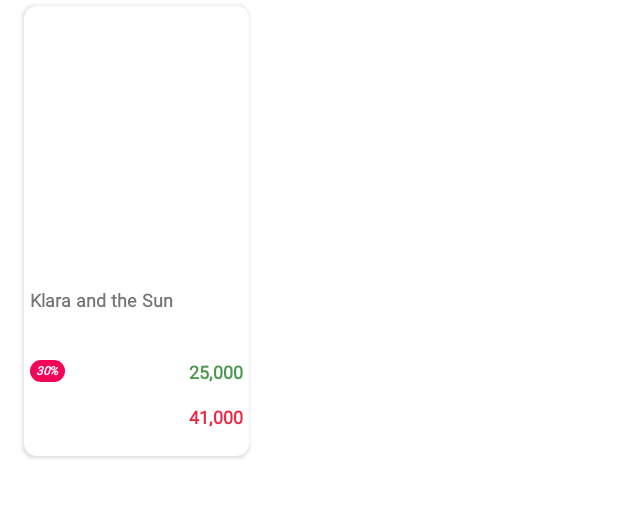
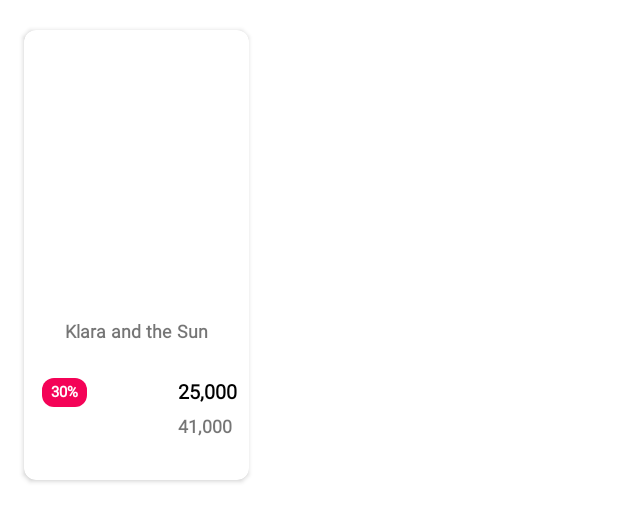
Before and after one commit to mamad2050/BookShop, an Android app: the layout item_book_offer.xml on its own in the app's theme, with its tools: preview values and no code run, on a phone screen of 412 x 824 dp. Shown: the top 522 px of the screen. Run offline under Robolectric (Android 15) with nearby library versions, the phone set to English and light mode, and no system bars; network calls fail.

Commit message:
improvement bookOffers part UI

```diff
--- a/app/src/main/java/com/example/bookshop/Adapter/BookOfferAdapter.java
+++ b/app/src/main/java/com/example/bookshop/Adapter/BookOfferAdapter.java
@@ -1,5 +1,6 @@
 package com.example.bookshop.Adapter;
 
+import android.annotation.SuppressLint;
 import android.content.Context;
 import android.text.SpannableString;
 import android.text.Spanned;
@@ -14,19 +15,19 @@ import androidx.annotation.NonNull;
 import androidx.recyclerview.widget.RecyclerView;
 
 import com.bumptech.glide.Glide;
+import com.example.bookshop.Global.DecimalFormatter;
 import com.example.bookshop.Model.Offer;
 import com.example.bookshop.Model.BookOffer;
 import com.example.bookshop.Model.FirstItemOffer;
 import com.example.bookshop.R;
 import com.squareup.picasso.Picasso;
 
-import java.text.DecimalFormat;
 import java.util.List;
 
 
 public class BookOfferAdapter extends RecyclerView.Adapter<RecyclerView.ViewHolder> {
 
-     Context context;
+    Context context;
     List<Offer> data;
 
     public BookOfferAdapter(Context context, List<Offer> data) {
@@ -78,7 +79,7 @@ public class BookOfferAdapter extends RecyclerView.Adapter<RecyclerView.ViewHold
     }
 
     /*View Holder For First Item RecyclerView*/
-    public  class FirstItemViewHolder extends RecyclerView.ViewHolder {
+    public class FirstItemViewHolder extends RecyclerView.ViewHolder {
 
         ImageView img_firstAmazing;
         TextView txt_title_firstAmazing;
@@ -94,7 +95,7 @@ public class BookOfferAdapter extends RecyclerView.Adapter<RecyclerView.ViewHold
         public void setFirstItem(FirstItemOffer firstItemOffer) {
 
             txt_title_firstAmazing.setText(firstItemOffer.getTitle());
-            Picasso.get().load(firstItemOffer.getLink_img()).into(img_firstAmazing);
+            Picasso.get().load(R.drawable.offers).into(img_firstAmazing);
 
         }
 
@@ -102,7 +103,7 @@ public class BookOfferAdapter extends RecyclerView.Adapter<RecyclerView.ViewHold
 
 
     /*View Holder for Book Offer */
-    public  class BookOfferViewHolder extends RecyclerView.ViewHolder {
+    public class BookOfferViewHolder extends RecyclerView.ViewHolder {
         TextView txt_discount, txt_price, txt_bookName, txt_final_price;
         ImageView img_book;
 
@@ -116,20 +117,25 @@ public class BookOfferAdapter extends RecyclerView.Adapter<RecyclerView.ViewHold
             img_book = itemView.findViewById(R.id.item_book_offer_img);
         }
 
+        @SuppressLint("SetTextI18n")
         public void setBookOfferItems(BookOffer bookOffer) {
 
-
-            DecimalFormat decimalFormat = new DecimalFormat("###,###");
-            String price = decimalFormat.format(Integer.valueOf(bookOffer.getPrice()));
             txt_bookName.setText(bookOffer.getName());
 
-            txt_discount.setText(bookOffer.getDiscount() + "%");
-            txt_final_price.setText(bookOffer.getFinal_price());
 
-            SpannableString spannableString = new SpannableString(price);
-            spannableString.setSpan(new StrikethroughSpan(),0,bookOffer.getPrice().length(), Spanned.SPAN_EXCLUSIVE_EXCLUSIVE);
+            int discount = Integer.parseInt(bookOffer.getDiscount());
+            txt_discount.setText(DecimalFormatter.formatted(discount)+"%");
+
+            /*set Final Price*/
+            int finalPrice = Integer.parseInt(bookOffer.getFinal_price());
+            txt_final_price.setText(DecimalFormatter.formatted(finalPrice) + " تومان");
+
+
+            /*Scratch Original Price*/
+            int price = Integer.parseInt(bookOffer.getPrice());
+            SpannableString spannableString = new SpannableString(DecimalFormatter.formatted(price));
+            spannableString.setSpan(new StrikethroughSpan(), 0, bookOffer.getPrice().length(), Spanned.SPAN_EXCLUSIVE_EXCLUSIVE);
             txt_price.setText(spannableString);
-
 
             Glide.with(context).load(bookOffer.getLink_img()).into(img_book);
 
--- /dev/null
+++ b/app/src/main/java/com/example/bookshop/Global/DecimalFormatter.java
@@ -0,0 +1,13 @@
+package com.example.bookshop.Global;
+
+import java.text.DecimalFormat;
+
+public class DecimalFormatter {
+
+    public static String formatted(int number){
+
+        DecimalFormat decimalFormat = new DecimalFormat("###,###");
+        return decimalFormat.format(number);
+
+    }
+}
--- a/app/src/main/res/drawable/bg_txt_value_off.xml
+++ b/app/src/main/res/drawable/bg_txt_discount.xml
@@ -4,6 +4,8 @@
     <solid android:color="@color/colorPrimary" />
     <padding
         android:left="4dp"
+        android:top="1dp"
+        android:bottom="1dp"
         android:right="4dp"/>
 
     <corners android:radius="8dp" />
--- a/app/src/main/res/layout/item_book_offer.xml
+++ b/app/src/main/res/layout/item_book_offer.xml
@@ -1,13 +1,12 @@
 <?xml version="1.0" encoding="utf-8"?>
-<androidx.cardview.widget.CardView
-    xmlns:android="http://schemas.android.com/apk/res/android"
+<androidx.cardview.widget.CardView xmlns:android="http://schemas.android.com/apk/res/android"
     xmlns:app="http://schemas.android.com/apk/res-auto"
     xmlns:tools="http://schemas.android.com/tools"
     android:layout_width="150dp"
     android:layout_height="300dp"
     android:layout_marginStart="16dp"
-    android:layout_marginTop="4dp"
-    android:layout_marginBottom="4dp"
+    android:layout_marginTop="20dp"
+    android:layout_marginBottom="20dp"
     android:textDirection="locale"
     app:cardCornerRadius="8dp">
 
@@ -30,38 +29,36 @@
             android:layout_width="match_parent"
             android:layout_height="40dp"
             android:layout_below="@id/item_book_offer_img"
-            android:layout_marginTop="8dp"
+            android:layout_marginStart="8dp"
+            android:layout_marginTop="4dp"
+            android:layout_marginEnd="8dp"
+            android:gravity="center"
             android:maxLines="2"
-            android:layout_marginLeft="4dp"
-            android:layout_marginRight="4dp"
             tools:text="Klara and the Sun" />
 
         <TextView
-
             android:id="@+id/item_book_offer_discount_txt"
-            style="@style/valueOfferTextViewStyle"
-            android:layout_width="wrap_content"
+            android:layout_width="30dp"
             android:layout_height="wrap_content"
             android:layout_below="@id/item_book_offer_bookName_txt"
             android:layout_alignParentStart="true"
+            android:layout_marginStart="12dp"
             android:layout_marginTop="10dp"
-            android:layout_marginLeft="4dp"
-            android:layout_marginRight="4dp"
-            android:background="@drawable/bg_txt_value_off"
-            android:textStyle="bold|italic"
+            android:background="@drawable/bg_txt_discount"
+           style="@style/discountStyle"
             tools:text="30%" />
 
         <TextView
+
+            android:id="@+id/item_book_offer_finalPrice_txt"
             android:layout_width="wrap_content"
-            android:id="@+id/item_book_offer_finalPrice_txt"
             android:layout_height="wrap_content"
             android:layout_below="@id/item_book_offer_bookName_txt"
             android:layout_alignParentEnd="true"
             android:layout_marginTop="8dp"
-            android:layout_marginLeft="4dp"
-            android:layout_marginRight="4dp"
-            android:textColor="@color/bookPriceColor"
-            android:textSize="12sp"
+            android:layout_marginEnd="8dp"
+           android:textColor="@color/black"
+            android:textSize="13sp"
             android:textStyle="bold"
             tools:text="25,000" />
 
@@ -71,11 +68,9 @@
             android:layout_width="wrap_content"
             android:layout_height="wrap_content"
             android:layout_below="@id/item_book_offer_finalPrice_txt"
+            android:layout_alignStart="@id/item_book_offer_finalPrice_txt"
             android:layout_alignParentEnd="true"
-            android:layout_marginTop="8dp"
-            android:layout_marginLeft="4dp"
-            android:layout_marginRight="4dp"
-            android:textColor="#ED2341"
+            android:layout_marginEnd="8dp"
             android:textSize="12sp"
             android:textStyle="bold"
             tools:text="41,000" />
--- a/app/src/main/res/layout/item_first_item_offer.xml
+++ b/app/src/main/res/layout/item_first_item_offer.xml
@@ -4,9 +4,8 @@
     xmlns:tools="http://schemas.android.com/tools"
     android:layout_width="150dp"
     android:layout_height="300dp"
-    android:layout_marginEnd="16dp"
+    android:layout_marginStart="20dp"
     android:layout_marginTop="4dp"
-
     android:background="@color/colorPrimary">
 
     <RelativeLayout
--- a/app/src/main/res/values/themes.xml
+++ b/app/src/main/res/values/themes.xml
@@ -19,14 +19,17 @@
         <item name="android:textSize">12sp</item>
     </style>
 
+    <style name="discountStyle">
+        <item name="android:fontFamily">@font/iransans_black</item>
+        <item name="android:textStyle">bold</item>
+        <item name="android:textSize">10sp</item>
+        <item name="android:gravity">center</item>
+        <item name="maxLines">1</item>
+        <item name="android:textColor">@color/white</item>
 
-    <style name="valueOfferTextViewStyle">
-        <item name="android:fontFamily">@font/iransans</item>
+    </style>
 
-        <item name="android:textStyle">bold</item>
-        <item name="android:textSize">8sp</item>
-        <item name="android:textColor">@color/white</item>
-    </style>
+
 
     <style name="buttonStyle">
         <item name="background">@color/colorPrimary</item>
```
Also changed, not shown: app/src/main/res/drawable/offer.png (added), app/src/main/res/drawable/offers.png (added).
